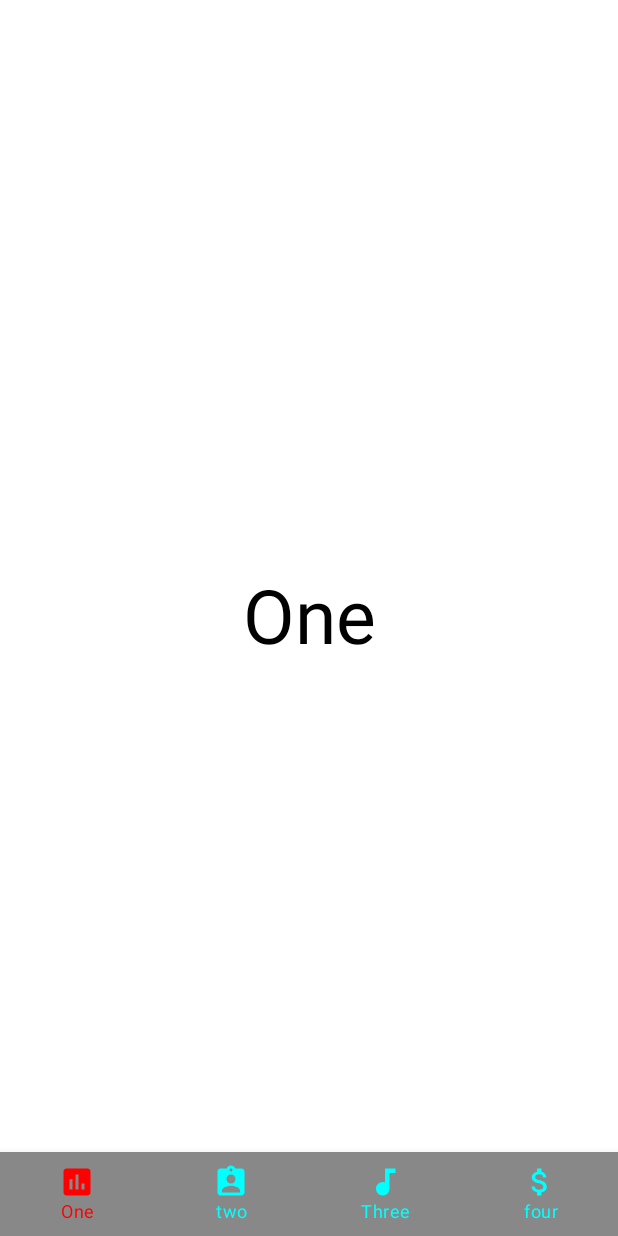
After one commit to anlonglong/JetpackComposeBookLearn, an Android app built with Jetpack Compose: the BottomNavigationActivity screen opened directly, with no data from a screen before it, on a phone screen of 412 x 824 dp. The commit adds this screen. Run offline under Robolectric (Android 15) with nearby library versions, the phone set to English and light mode, and no system bars.

Commit message:
Bottom Navigation Usage

```diff
--- a/app/src/main/AndroidManifest.xml
+++ b/app/src/main/AndroidManifest.xml
@@ -43,6 +43,7 @@
         <activity android:name=".chapter5.LazyColumnActivty" />
         <activity android:name=".chapter5.MultiTypeActivity" />
         <activity android:name=".chapter5.StickActivity" />
+        <activity android:name=".chapter5.BottomNavigationActivity" />
     </application>
 
 </manifest>
--- a/app/src/main/java/com/longlong/an/jetpackcomposebooklearn/CategoryActivity.kt
+++ b/app/src/main/java/com/longlong/an/jetpackcomposebooklearn/CategoryActivity.kt
@@ -13,6 +13,7 @@ import androidx.recyclerview.widget.LinearLayoutManager
 import androidx.recyclerview.widget.RecyclerView
 import com.longlong.an.jetpackcomposebooklearn.chapter2.*
 import com.longlong.an.jetpackcomposebooklearn.chapter4.*
+import com.longlong.an.jetpackcomposebooklearn.chapter5.BottomNavigationActivity
 import com.longlong.an.jetpackcomposebooklearn.chapter5.LazyColumnActivty
 import com.longlong.an.jetpackcomposebooklearn.chapter5.MultiTypeActivity
 import com.longlong.an.jetpackcomposebooklearn.chapter5.StickActivity
@@ -45,6 +46,7 @@ class CategoryActivity : AppCompatActivity() {
             ItemInfo("LazyColumn布局", this.application, LazyColumnActivty::class.java),
             ItemInfo("MultiLazyColumn布局", this.application, MultiTypeActivity::class.java),
             ItemInfo("StickLazyColumn布局", this.application, StickActivity::class.java),
+            ItemInfo("Bottom navi 布局", this.application, BottomNavigationActivity::class.java),
 
             )
     }
--- /dev/null
+++ b/app/src/main/java/com/longlong/an/jetpackcomposebooklearn/chapter5/BottomNavigationActivity.kt
@@ -0,0 +1,99 @@
+package com.longlong.an.jetpackcomposebooklearn.chapter5
+
+import android.os.Bundle
+import androidx.activity.ComponentActivity
+import androidx.activity.compose.setContent
+import androidx.compose.foundation.background
+import androidx.compose.foundation.layout.Arrangement
+import androidx.compose.foundation.layout.Row
+import androidx.compose.foundation.layout.fillMaxSize
+import androidx.compose.material.*
+import androidx.compose.runtime.*
+import androidx.compose.ui.Alignment
+import androidx.compose.ui.Modifier
+import androidx.compose.ui.graphics.Color
+import androidx.compose.ui.res.painterResource
+import androidx.compose.ui.unit.sp
+import com.longlong.an.jetpackcomposebooklearn.R
+
+class BottomNavigationActivity : ComponentActivity() {
+
+
+    override fun onCreate(savedInstanceState: Bundle?) {
+        super.onCreate(savedInstanceState)
+
+        setContent {
+            BottomNavigationView()
+        }
+    }
+
+    @Composable
+    fun One() {
+        BaseDefault(content = "One")
+    }
+
+    @Composable
+    fun Two() {
+        BaseDefault(content = "Two")
+    }
+
+    @Composable
+    fun Three() {
+        BaseDefault(content = "Three")
+    }
+
+
+    @Composable
+    fun Four() {
+        BaseDefault(content = "Four")
+    }
+
+    @Composable
+    fun BaseDefault(content: String) {
+        Row(
+            modifier = Modifier.fillMaxSize(),
+            horizontalArrangement = Arrangement.Center,
+            verticalAlignment = Alignment.CenterVertically
+        ) {
+            Text(text = content, fontSize = 50.sp)
+        }
+    }
+
+    @Composable
+    fun BottomNavigationView() {
+        val tabs = Tab.values()
+        var position by remember { mutableStateOf(Tab.ONE) }
+        Scaffold(bottomBar = {
+            BottomNavigation {
+                tabs.forEach { tab ->
+                    BottomNavigationItem(modifier = Modifier.background(Color.Gray),selected = position == tab, onClick = {
+                        position = tab
+                    }, icon = {
+                        Icon(painter = painterResource(id = tab.res), contentDescription = "")
+                    },
+                        label = { Text(text = tab.title) },
+                        alwaysShowLabel = true,
+                        selectedContentColor = Color.Red,
+                        unselectedContentColor = Color.Cyan
+                    )
+                }
+            }
+        }) {
+
+        }
+
+        when (position) {
+            Tab.ONE -> One()
+            Tab.TWO -> Two()
+            Tab.THREE -> Three()
+            Tab.FOUR -> Four()
+        }
+    }
+}
+
+enum class Tab(val title: String, val res: Int) {
+    ONE("One", R.drawable.ic_baseline_assessment_24),
+    TWO("two", R.drawable.ic_baseline_assignment_ind_24),
+    THREE("Three", R.drawable.ic_baseline_audiotrack_24),
+    FOUR("four", R.drawable.ic_baseline_attach_money_24),
+}
--- /dev/null
+++ b/app/src/main/res/drawable/ic_baseline_assessment_24.xml
@@ -0,0 +1,5 @@
+<vector android:height="24dp" android:tint="#000000"
+    android:viewportHeight="24" android:viewportWidth="24"
+    android:width="24dp" xmlns:android="http://schemas.android.com/apk/res/android">
+    <path android:fillColor="@android:color/white" android:pathData="M19,3L5,3c-1.1,0 -2,0.9 -2,2v14c0,1.1 0.9,2 2,2h14c1.1,0 2,-0.9 2,-2L21,5c0,-1.1 -0.9,-2 -2,-2zM9,17L7,17v-7h2v7zM13,17h-2L11,7h2v10zM17,17h-2v-4h2v4z"/>
+</vector>
--- /dev/null
+++ b/app/src/main/res/drawable/ic_baseline_assignment_ind_24.xml
@@ -0,0 +1,5 @@
+<vector android:height="24dp" android:tint="#000000"
+    android:viewportHeight="24" android:viewportWidth="24"
+    android:width="24dp" xmlns:android="http://schemas.android.com/apk/res/android">
+    <path android:fillColor="@android:color/white" android:pathData="M19,3h-4.18C14.4,1.84 13.3,1 12,1c-1.3,0 -2.4,0.84 -2.82,2L5,3c-1.1,0 -2,0.9 -2,2v14c0,1.1 0.9,2 2,2h14c1.1,0 2,-0.9 2,-2L21,5c0,-1.1 -0.9,-2 -2,-2zM12,3c0.55,0 1,0.45 1,1s-0.45,1 -1,1 -1,-0.45 -1,-1 0.45,-1 1,-1zM12,7c1.66,0 3,1.34 3,3s-1.34,3 -3,3 -3,-1.34 -3,-3 1.34,-3 3,-3zM18,19L6,19v-1.4c0,-2 4,-3.1 6,-3.1s6,1.1 6,3.1L18,19z"/>
+</vector>
--- /dev/null
+++ b/app/src/main/res/drawable/ic_baseline_attach_money_24.xml
@@ -0,0 +1,5 @@
+<vector android:height="24dp" android:tint="#000000"
+    android:viewportHeight="24" android:viewportWidth="24"
+    android:width="24dp" xmlns:android="http://schemas.android.com/apk/res/android">
+    <path android:fillColor="@android:color/white" android:pathData="M11.8,10.9c-2.27,-0.59 -3,-1.2 -3,-2.15 0,-1.09 1.01,-1.85 2.7,-1.85 1.78,0 2.44,0.85 2.5,2.1h2.21c-0.07,-1.72 -1.12,-3.3 -3.21,-3.81V3h-3v2.16c-1.94,0.42 -3.5,1.68 -3.5,3.61 0,2.31 1.91,3.46 4.7,4.13 2.5,0.6 3,1.48 3,2.41 0,0.69 -0.49,1.79 -2.7,1.79 -2.06,0 -2.87,-0.92 -2.98,-2.1h-2.2c0.12,2.19 1.76,3.42 3.68,3.83V21h3v-2.15c1.95,-0.37 3.5,-1.5 3.5,-3.55 0,-2.84 -2.43,-3.81 -4.7,-4.4z"/>
+</vector>
--- /dev/null
+++ b/app/src/main/res/drawable/ic_baseline_audiotrack_24.xml
@@ -0,0 +1,5 @@
+<vector android:height="24dp" android:tint="#000000"
+    android:viewportHeight="24" android:viewportWidth="24"
+    android:width="24dp" xmlns:android="http://schemas.android.com/apk/res/android">
+    <path android:fillColor="@android:color/white" android:pathData="M12,3v9.28c-0.47,-0.17 -0.97,-0.28 -1.5,-0.28C8.01,12 6,14.01 6,16.5S8.01,21 10.5,21c2.31,0 4.2,-1.75 4.45,-4H15V6h4V3h-7z"/>
+</vector>
```
